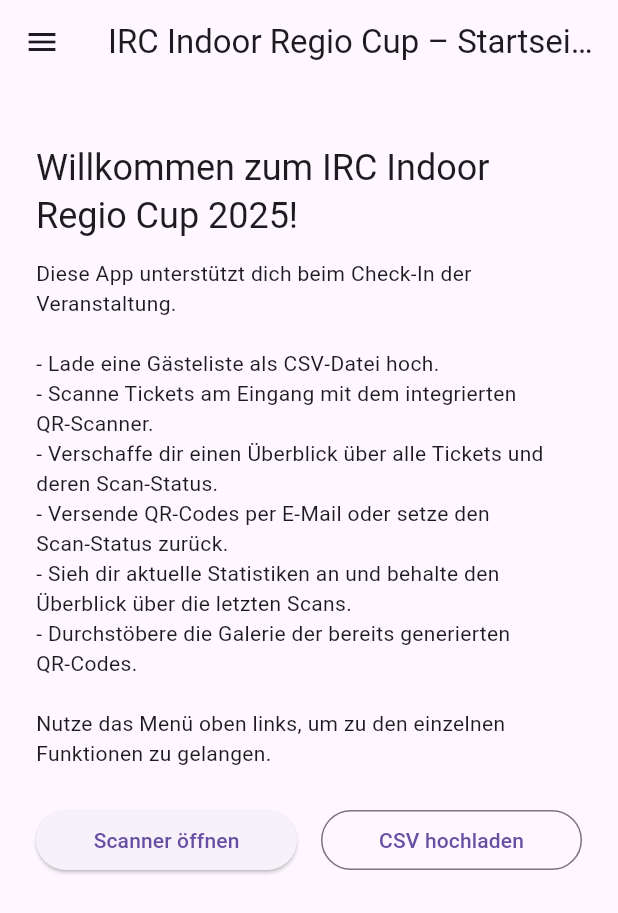
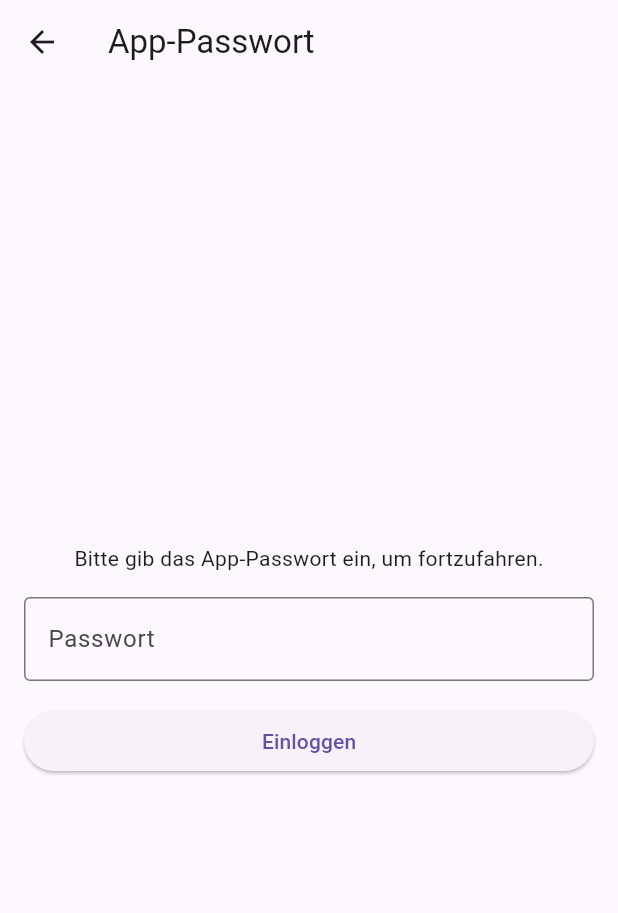
Before and after one commit to tenesky/indoorregiocup, a Flutter app: the screen it shows after launch, on a phone screen of 412 x 824 dp. Shown: the top 913 px of the screen. Run offline on Flutter 3.47's test engine with Material 3 defaults, Android fonts, the phone set to English and light mode, and no system bars; our stand-ins replace file_picker, shared_preferences; missing offline and left inert: mobile_scanner.

Commit message:
Update 1.0.1+1

```diff
--- a/lib/main.dart
+++ b/lib/main.dart
@@ -5,6 +5,9 @@ import 'screens/scan_page.dart';
 import 'screens/tickets_page.dart';
 import 'screens/stats_page.dart';
 import 'screens/gallery_page.dart';
+import 'screens/login_page.dart';
+import 'screens/settings_page.dart';
+import 'package:shared_preferences/shared_preferences.dart';
 
 /// Haupteinstiegspunkt der Anwendung.
 ///
@@ -12,12 +15,24 @@ import 'screens/gallery_page.dart';
 /// verschiedenen Seiten registriert. Die Konstante [baseUrl] definiert die
 /// Basis‑URL des Backends. Soll die App mit einem anderen Server
 /// verwendet werden, kann dieser Wert angepasst werden.
-void main() {
-  runApp(const MyApp());
+/// Einstiegspunkt der Anwendung.
+///
+/// Bevor die App gestartet wird, werden die SharedPreferences geladen, um zu
+/// prüfen, ob der Nutzer bereits eingeloggt ist. So kann entschieden werden,
+/// ob die Login‑Seite oder direkt die Startseite angezeigt werden soll.
+Future<void> main() async {
+  WidgetsFlutterBinding.ensureInitialized();
+  final prefs = await SharedPreferences.getInstance();
+  final bool isLoggedIn = prefs.getBool('isLoggedIn') ?? false;
+  runApp(MyApp(isLoggedIn: isLoggedIn));
 }
 
 class MyApp extends StatelessWidget {
-  const MyApp({Key? key}) : super(key: key);
+  /// Gibt an, ob der Nutzer bereits eingeloggt ist. Wird beim Start in main()
+  /// aus den SharedPreferences gelesen.
+  final bool isLoggedIn;
+
+  const MyApp({Key? key, required this.isLoggedIn}) : super(key: key);
 
   /// Basis‑URL für alle API‑Aufrufe.
   ///
@@ -34,14 +49,17 @@ class MyApp extends StatelessWidget {
         primarySwatch: Colors.blue,
         visualDensity: VisualDensity.adaptivePlatformDensity,
       ),
-      initialRoute: '/',
+      // Zeige je nach Login‑Status die passende Startseite
+      initialRoute: isLoggedIn ? '/' : '/login',
       routes: {
+        '/login': (context) => const LoginPage(baseUrl: baseUrl),
         '/': (context) => const HomePage(baseUrl: baseUrl),
         '/upload': (context) => const UploadPage(baseUrl: baseUrl),
         '/scan': (context) => const ScanPage(baseUrl: baseUrl),
         '/tickets': (context) => const TicketsPage(baseUrl: baseUrl),
         '/stats': (context) => const StatsPage(baseUrl: baseUrl),
         '/gallery': (context) => const GalleryPage(baseUrl: baseUrl),
+        '/settings': (context) => const SettingsPage(baseUrl: baseUrl),
       },
     );
   }
--- a/lib/screens/gallery_page.dart
+++ b/lib/screens/gallery_page.dart
@@ -69,7 +69,7 @@ class _GalleryPageState extends State<GalleryPage> {
   Widget build(BuildContext context) {
     return Scaffold(
       appBar: AppBar(
-        title: const Text('QR‑Code Galerie'),
+        title: const Text('QR‑Codes'),
       ),
       drawer: AppDrawer(currentRoute: '/gallery'),
       body: Padding(
--- /dev/null
+++ b/lib/screens/login_page.dart
@@ -0,0 +1,117 @@
+import 'dart:convert';
+import 'package:flutter/material.dart';
+import 'package:http/http.dart' as http;
+import 'package:shared_preferences/shared_preferences.dart';
+
+/// Login‑Seite für das App‑Passwort.
+///
+/// Diese Seite wird angezeigt, wenn der Benutzer die App startet und noch
+/// kein gültiges Passwort eingegeben hat. Das Passwort wird aus der
+/// Datenbank geladen (über die Backend‑API) und lokal überprüft. Bei
+/// erfolgreicher Eingabe wird ein Flag in den SharedPreferences gesetzt und
+/// zur Startseite navigiert.
+class LoginPage extends StatefulWidget {
+  final String baseUrl;
+  const LoginPage({Key? key, required this.baseUrl}) : super(key: key);
+
+  @override
+  State<LoginPage> createState() => _LoginPageState();
+}
+
+class _LoginPageState extends State<LoginPage> {
+  final TextEditingController _passwordController = TextEditingController();
+  bool _loading = false;
+  String? _error;
+
+  /// Lädt das aktuell in der Datenbank gespeicherte Passwort.
+  Future<String?> _getStoredPassword() async {
+    try {
+      final response = await http.get(
+        Uri.parse('${widget.baseUrl}/php/get_app_password.php'),
+      );
+      if (response.statusCode == 200) {
+        final Map<String, dynamic> jsonResponse = jsonDecode(response.body);
+        return jsonResponse['password'] as String?;
+      }
+    } catch (_) {
+      // Ignoriere Fehler – es wird einfach false zurückgegeben
+    }
+    return null;
+  }
+
+  Future<void> _login() async {
+    setState(() {
+      _loading = true;
+      _error = null;
+    });
+    final entered = _passwordController.text;
+    final storedPassword = await _getStoredPassword();
+    if (storedPassword != null && entered == storedPassword) {
+      final prefs = await SharedPreferences.getInstance();
+      await prefs.setBool('isLoggedIn', true);
+      // Navigiere zur Startseite und entferne die Loginseite vom Stack
+      if (!mounted) return;
+      Navigator.pushReplacementNamed(context, '/');
+    } else {
+      setState(() {
+        _error = 'Falsches Passwort.';
+        _loading = false;
+      });
+    }
+  }
+
+  @override
+  Widget build(BuildContext context) {
+    return Scaffold(
+      appBar: AppBar(
+        title: const Text('App‑Passwort'),
+      ),
+      body: Padding(
+        padding: const EdgeInsets.all(16.0),
+        child: Column(
+          mainAxisAlignment: MainAxisAlignment.center,
+          children: [
+            Text(
+              'Bitte gib das App‑Passwort ein, um fortzufahren.',
+              style: Theme.of(context).textTheme.bodyMedium,
+            ),
+            const SizedBox(height: 16),
+            TextField(
+              controller: _passwordController,
+              obscureText: true,
+              decoration: const InputDecoration(
+                labelText: 'Passwort',
+                border: OutlineInputBorder(),
+              ),
+              onSubmitted: (_) => _login(),
+            ),
+            if (_error != null) ...[
+              const SizedBox(height: 8),
+              Text(
+                _error!,
+                style: const TextStyle(color: Colors.red),
+              ),
+            ],
+            const SizedBox(height: 16),
+            SizedBox(
+              width: double.infinity,
+              child: ElevatedButton(
+                onPressed: _loading ? null : _login,
+                child: _loading
+                    ? const SizedBox(
+                        height: 16,
+                        width: 16,
+                        child: CircularProgressIndicator(
+                          strokeWidth: 2,
+                          valueColor: AlwaysStoppedAnimation<Color>(Colors.white),
+                        ),
+                      )
+                    : const Text('Einloggen'),
+              ),
+            ),
+          ],
+        ),
+      ),
+    );
+  }
+}
--- a/lib/widgets/app_drawer.dart
+++ b/lib/widgets/app_drawer.dart
@@ -41,12 +41,14 @@ class AppDrawer extends StatelessWidget {
               style: TextStyle(color: Colors.white, fontSize: 24),
             ),
           ),
+          // Die Reihenfolge und Benennung der Menüpunkte wurde zur besseren
+          // Übersichtlichkeit angepasst.
           _item('Startseite', '/'),
-          _item('CSV hochladen', '/upload'),
           _item('Scanner', '/scan'),
-          _item('Übersicht', '/tickets'),
+          _item('Ticketübersicht', '/tickets'),
           _item('QR‑Codes', '/gallery'),
           _item('Statistiken', '/stats'),
+          _item('Einstellungen', '/settings'),
         ],
       ),
     );
```
Also changed, not shown: lib/screens/scan_page.dart (+43 -22 lines), lib/screens/settings_page.dart (added, +157 -0 lines), assets/logo.png (added).
